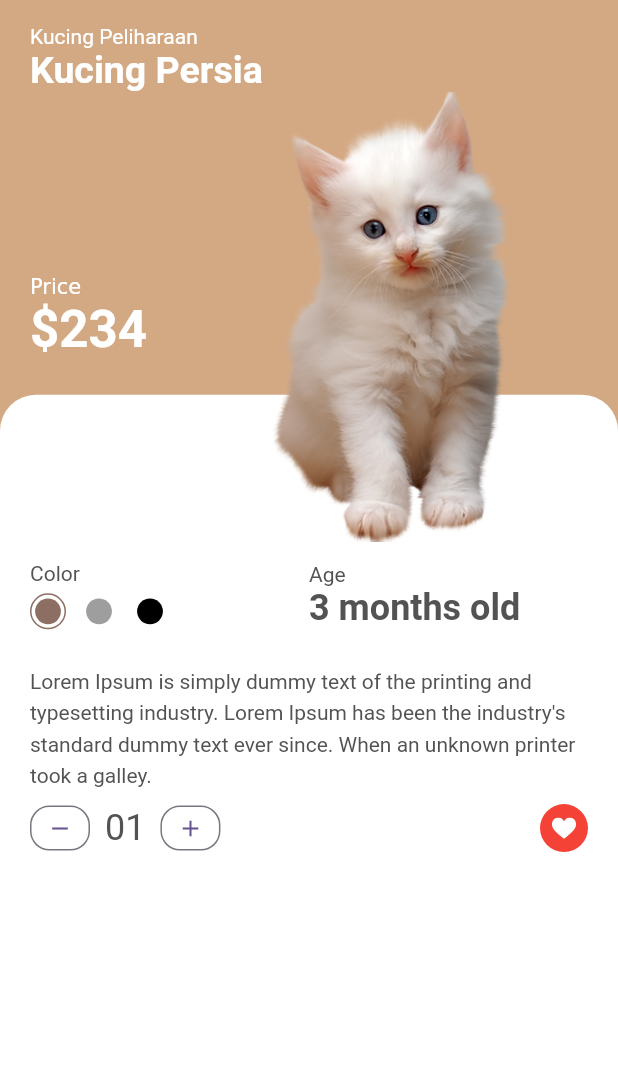
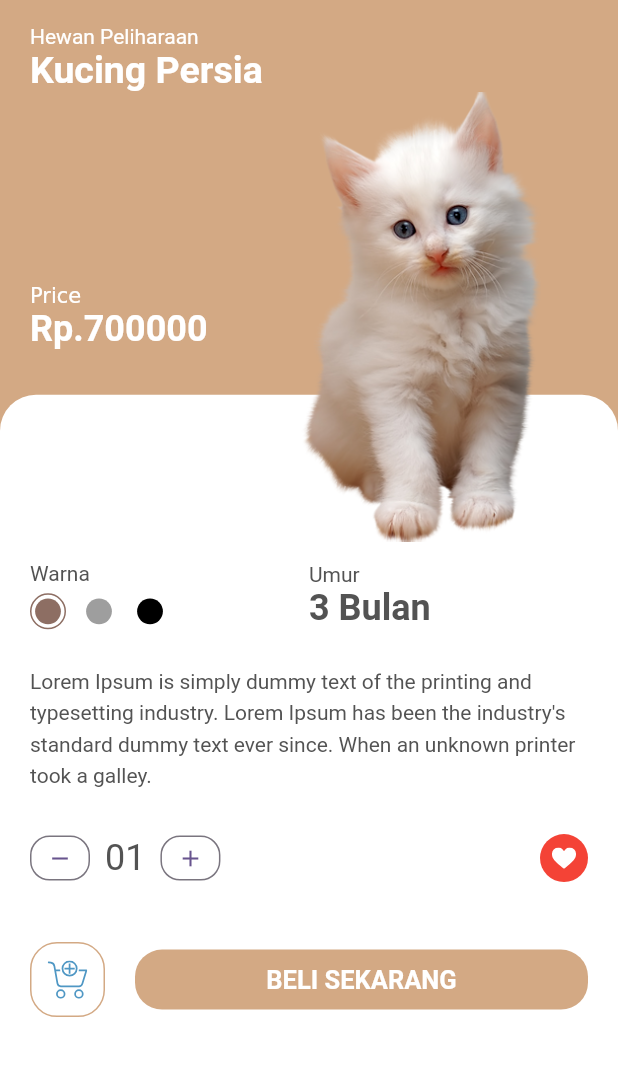
Before and after one commit to khrisnandika/PetShop-UI-Flutter, a Flutter app: the screen it shows after launch, after a tap on "Kucing Persia", on a phone screen of 412 x 824 dp, the part 60-1136 px from its top. Run offline on Flutter 3.47's test engine with Material 2 defaults, Android fonts, the phone set to English and light mode, and no system bars; our stand-ins replace flutter_svg.

Commit message:
ui ux petshop

```diff
--- a/lib/models/product.dart
+++ b/lib/models/product.dart
@@ -19,7 +19,7 @@ List<Product> products = [
   Product(
       id: 1,
       title: "Kucing Anggora",
-      price: 234,
+      price: 500000,
       size: 12,
       description: dummyText,
       image: "assets/images/cat.png",
@@ -27,7 +27,7 @@ List<Product> products = [
   Product(
       id: 2,
       title: "Kucing Persia",
-      price: 234,
+      price: 700000,
       size: 8,
       description: dummyText,
       image: "assets/images/cat2.png",
@@ -35,7 +35,7 @@ List<Product> products = [
   Product(
       id: 3,
       title: "Anjing Pudel",
-      price: 100,
+      price: 1000000,
       size: 10,
       description: dummyText,
       image: "assets/images/dog.png",
@@ -43,7 +43,7 @@ List<Product> products = [
   Product(
       id: 4,
       title: "Anjing German",
-      price: 112,
+      price: 1500000,
       size: 11,
       description: dummyText,
       image: "assets/images/dog5.png",
@@ -51,7 +51,7 @@ List<Product> products = [
   Product(
       id: 5,
       title: "Anjing Beagle",
-      price: 231,
+      price: 2000000,
       size: 12,
       description: dummyText,
       image: "assets/images/dog3.png",
@@ -59,7 +59,7 @@ List<Product> products = [
   Product(
     id: 6,
     title: "Anjing Golden",
-    price: 123,
+    price: 2500000,
     size: 12,
     description: dummyText,
     image: "assets/images/dog4.png",
--- a/lib/screens/components/item_card.dart
+++ b/lib/screens/components/item_card.dart
@@ -32,8 +32,11 @@ class ItemCard extends StatelessWidget {
               color: product.color,
               borderRadius: BorderRadius.circular(16),
             ),
-            child: Image.asset(
-              product.image,
+            child: Hero(
+              tag: "${product.id}",
+              child: Image.asset(
+                product.image,
+              ),
             ),
           ),
           Padding(
@@ -44,7 +47,7 @@ class ItemCard extends StatelessWidget {
             ),
           ),
           Text(
-            "\$${product.price}",
+            "Rp.${product.price}",
             style: const TextStyle(
               fontWeight: FontWeight.bold,
             ),
--- /dev/null
+++ b/lib/screens/details/add_to_cart.dart
@@ -0,0 +1,63 @@
+import 'package:flutter/material.dart';
+import 'package:flutter_svg/svg.dart';
+import 'package:pet_shop/constant.dart';
+import 'package:pet_shop/models/product.dart';
+
+class AddToCart extends StatelessWidget {
+  const AddToCart({
+    super.key,
+    required this.product,
+  });
+
+  final Product product;
+
+  @override
+  Widget build(BuildContext context) {
+    return Padding(
+      padding: const EdgeInsets.symmetric(
+        vertical: kDefaultPadding,
+      ),
+      child: Row(
+        children: [
+          Container(
+            margin: const EdgeInsets.only(
+              right: kDefaultPadding,
+            ),
+            height: 50,
+            width: 50,
+            decoration: BoxDecoration(
+              borderRadius: BorderRadius.circular(18),
+              border: Border.all(
+                color: product.color,
+              ),
+            ),
+            child: IconButton(
+              onPressed: () {},
+              icon: SvgPicture.asset(
+                "assets/icons/add_to_cart.svg",
+              ),
+            ),
+          ),
+          Expanded(
+            child: TextButton(
+              onPressed: () {},
+              style: TextButton.styleFrom(
+                  backgroundColor: product.color,
+                  shape: RoundedRectangleBorder(
+                    borderRadius: BorderRadius.circular(18),
+                  )),
+              child: Text(
+                "Beli Sekarang".toUpperCase(),
+                style: const TextStyle(
+                  fontSize: 17,
+                  fontWeight: FontWeight.bold,
+                  color: Colors.white,
+                ),
+              ),
+            ),
+          ),
+        ],
+      ),
+    );
+  }
+}
--- a/lib/screens/details/components/body.dart
+++ b/lib/screens/details/components/body.dart
@@ -1,9 +1,9 @@
 import 'package:flutter/material.dart';
-import 'package:flutter_svg/svg.dart';
 import 'package:pet_shop/constant.dart';
 import 'package:pet_shop/models/product.dart';
-import 'package:pet_shop/screens/details/components/cart_counter.dart';
+import 'package:pet_shop/screens/details/add_to_cart.dart';
 import 'package:pet_shop/screens/details/components/color_and_age.dart';
+import 'package:pet_shop/screens/details/components/counter_with_favbtn.dart';
 import 'package:pet_shop/screens/details/components/description.dart';
 import 'package:pet_shop/screens/details/components/product_title_with_image.dart';
 
@@ -16,6 +16,7 @@ class BodyDetail extends StatelessWidget {
   Widget build(BuildContext context) {
     Size size = MediaQuery.of(context).size;
     return SingleChildScrollView(
+      physics: const NeverScrollableScrollPhysics(),
       child: Column(
         children: [
           SizedBox(
@@ -41,22 +42,10 @@ class BodyDetail extends StatelessWidget {
                     children: [
                       const ColorAndAge(),
                       Description(product: product),
-                      Row(
-                        mainAxisAlignment: MainAxisAlignment.spaceBetween,
-                        children: [
-                          CartCounter(),
-                          Container(
-                            padding: EdgeInsets.all(8),
-                            height: 32,
-                            width: 32,
-                            decoration: const BoxDecoration(
-                              color: Colors.red,
-                              shape: BoxShape.circle,
-                            ),
-                            child: SvgPicture.asset("assets/icons/heart.svg"),
-                          ),
-                        ],
-                      ),
+                      const SizedBox(height: kDefaultPadding),
+                      const CounterWithFavBtn(),
+                      const SizedBox(height: kDefaultPadding),
+                      AddToCart(product: product),
                     ],
                   ),
                 ),
--- a/lib/screens/details/components/color_and_age.dart
+++ b/lib/screens/details/components/color_and_age.dart
@@ -17,7 +17,7 @@ class ColorAndAge extends StatelessWidget {
           child: Column(
             crossAxisAlignment: CrossAxisAlignment.start,
             children: [
-              const Text("Color"),
+              const Text("Warna"),
               Row(
                 children: [
                   ColorDot(
@@ -36,9 +36,9 @@ class ColorAndAge extends StatelessWidget {
             text: TextSpan(
               style: const TextStyle(color: kTextColor),
               children: [
-                const TextSpan(text: "Age\n"),
+                const TextSpan(text: "Umur\n"),
                 TextSpan(
-                  text: "3 months old",
+                  text: "3 Bulan",
                   style: Theme.of(context).textTheme.headlineSmall?.copyWith(
                         fontWeight: FontWeight.bold,
                       ),
--- /dev/null
+++ b/lib/screens/details/components/counter_with_favbtn.dart
@@ -0,0 +1,29 @@
+import 'package:flutter/material.dart';
+import 'package:flutter_svg/svg.dart';
+import 'package:pet_shop/screens/details/components/cart_counter.dart';
+
+class CounterWithFavBtn extends StatelessWidget {
+  const CounterWithFavBtn({
+    super.key,
+  });
+
+  @override
+  Widget build(BuildContext context) {
+    return Row(
+      mainAxisAlignment: MainAxisAlignment.spaceBetween,
+      children: [
+        const CartCounter(),
+        Container(
+          padding: const EdgeInsets.all(8),
+          height: 32,
+          width: 32,
+          decoration: const BoxDecoration(
+            color: Colors.red,
+            shape: BoxShape.circle,
+          ),
+          child: SvgPicture.asset("assets/icons/heart.svg"),
+        ),
+      ],
+    );
+  }
+}
--- a/lib/screens/details/components/product_title_with_image.dart
+++ b/lib/screens/details/components/product_title_with_image.dart
@@ -19,14 +19,14 @@ class ProductTitleWIthImage extends StatelessWidget {
         crossAxisAlignment: CrossAxisAlignment.start,
         children: [
           const Text(
-            "Kucing Peliharaan",
+            "Hewan Peliharaan",
             style: TextStyle(
               color: Colors.white,
             ),
           ),
-          const Text(
-            "Kucing Persia",
-            style: TextStyle(
+          Text(
+            product.title,
+            style: const TextStyle(
                 color: Colors.white,
                 fontSize: 25,
                 fontWeight: FontWeight.bold),
@@ -38,10 +38,10 @@ class ProductTitleWIthImage extends StatelessWidget {
                   children: [
                     const TextSpan(text: "Price\n"),
                     TextSpan(
-                      text: "\$${product.price}",
+                      text: "Rp.${product.price}",
                       style: Theme.of(context)
                           .textTheme
-                          .headlineMedium
+                          .headlineSmall
                           ?.copyWith(
                               color: Colors.white,
                               fontWeight: FontWeight.bold),
@@ -53,9 +53,12 @@ class ProductTitleWIthImage extends StatelessWidget {
                 width: kDefaultPadding,
               ),
               Expanded(
-                child: Image.asset(
-                  product.image,
-                  height: 300,
+                child: Hero(
+                  tag: "${product.id}",
+                  child: Image.asset(
+                    product.image,
+                    height: 300,
+                  ),
                 ),
               ),
             ],
--- a/lib/screens/home_screen.dart
+++ b/lib/screens/home_screen.dart
@@ -17,10 +17,10 @@ class HomeScreen extends StatelessWidget {
   AppBar buldAppBar() {
     return AppBar(
       backgroundColor: Colors.white,
-      leading: IconButton(
-        onPressed: () {},
-        icon: SvgPicture.asset("assets/icons/back.svg"),
-      ),
+      // leading: IconButton(
+      //   onPressed: () {},
+      //   icon: SvgPicture.asset("assets/icons/back.svg"),
+      // ),
       actions: [
         IconButton(
           onPressed: () {},
```
